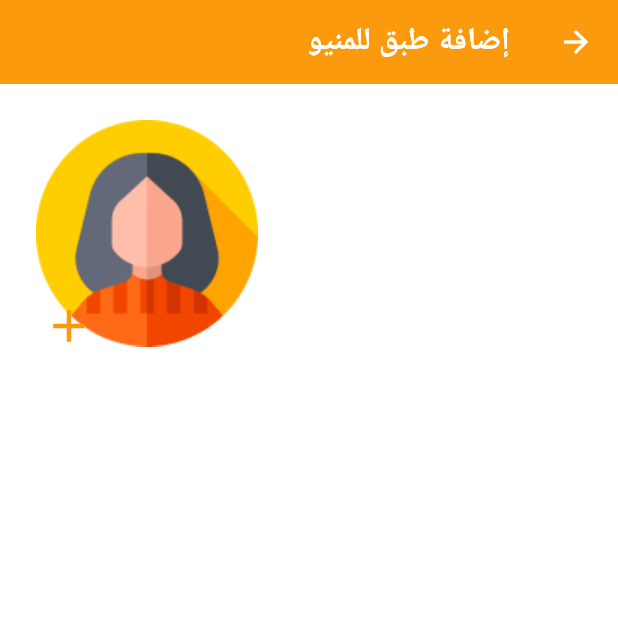
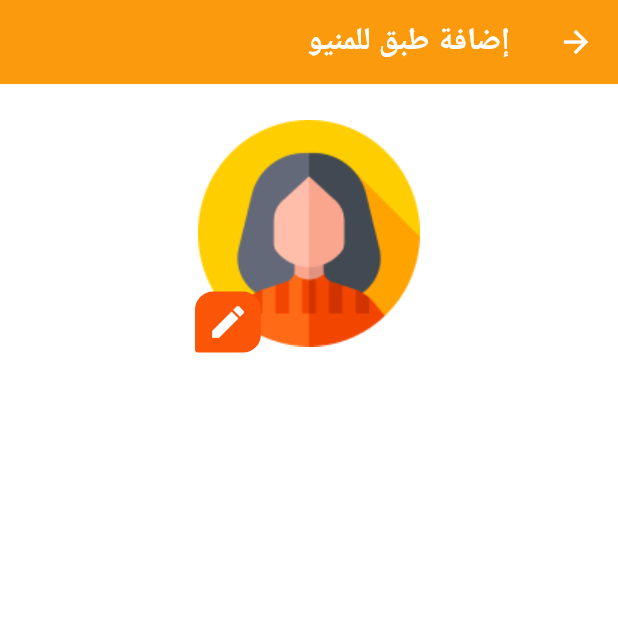
Before and after one commit to Ibrahimfathi96/Chef-Application, a Flutter app: the AddMealScreen screen opened by its route, on a phone screen of 412 x 824 dp, the top half of it. Run offline on Flutter 3.47's test engine with Material 2 defaults, Android fonts, the phone set to English and light mode, and no system bars; our stand-ins replace cached_network_image, dartz, dio, flutter_bloc, flutter_screenutil, flutter_spinkit and 7 more; accounts and stored records are empty; project files that could hold a hidden picture were left out.

Commit message:
[FEATURE] Add meal Screen & Image Pick

```diff
--- a/lib/features/menu/presentation/screens/add_meal_screen.dart
+++ b/lib/features/menu/presentation/screens/add_meal_screen.dart
@@ -2,9 +2,12 @@ import 'package:chef_app/core/locale/app_locale.dart';
 import 'package:chef_app/core/utils/app_assets.dart';
 import 'package:chef_app/core/utils/app_colors.dart';
 import 'package:chef_app/core/utils/app_strings.dart';
+import 'package:chef_app/core/utils/commons.dart';
 import 'package:chef_app/core/widgets/custom_image.dart';
 import 'package:chef_app/features/menu/presentation/components/image_picker_dialog.dart';
 import 'package:flutter/material.dart';
+import 'package:flutter_screenutil/flutter_screenutil.dart';
+import 'package:image_picker/image_picker.dart';
 
 class AddMealScreen extends StatelessWidget {
   const AddMealScreen({super.key});
@@ -21,10 +24,12 @@ class AddMealScreen extends StatelessWidget {
       body: SingleChildScrollView(
         child: Padding(
           padding: const EdgeInsets.all(24.0),
+          child: Center(
             child: Column(
               children: [
                 //add photo of meal
                 Stack(
+                  clipBehavior: Clip.none,
                   children: [
                     //image
                     const CustomImage(
@@ -32,20 +37,43 @@ class AddMealScreen extends StatelessWidget {
                     ),
                     //add icon button
                     Positioned.directional(
-                    bottom: -8,
-                    end: -4,
+                      bottom: -4,
+                      end: -2,
                       textDirection: Directionality.of(context),
-                    child: IconButton(
-                      onPressed: () {
+                      child: InkWell(
+                        onTap: () {
                           showDialog(
                             context: context,
-                          builder: (context) => const ImagePickerDialog(),
+                            builder: (context) => ImagePickerDialog(
+                              onCameraTap: () {
+                                Navigator.pop(context);
+                                pickImage(ImageSource.camera);
+                              },
+                              onGalleryTap: () {
+                                Navigator.pop(context);
+                                pickImage(ImageSource.gallery);
+                              },
+                            ),
                           );
                         },
-                      icon: const Icon(
-                        Icons.add,
-                        size: 36,
-                        color: AppColors.primaryColor,
+                        child: Container(
+                          width: 40.w,
+                          height: 40.h,
+                          alignment: Alignment.center,
+                          decoration: const BoxDecoration(
+                            color: Color(0xffFB5607),
+                            borderRadius: BorderRadius.only(
+                              bottomLeft: Radius.circular(2),
+                              bottomRight: Radius.circular(12),
+                              topLeft: Radius.circular(12),
+                              topRight: Radius.circular(12),
+                            ),
+                          ),
+                          child: const Icon(
+                            Icons.edit,
+                            size: 28,
+                            color: Colors.white,
+                          ),
                         ),
                       ),
                     ),
@@ -61,6 +89,7 @@ class AddMealScreen extends StatelessWidget {
             ),
           ),
         ),
+      ),
     );
   }
 }
--- a/pubspec.yaml
+++ b/pubspec.yaml
@@ -24,6 +24,7 @@ dependencies:
   get_it: ^7.6.2
   google_fonts: ^5.1.0
   google_nav_bar: ^5.0.6
+  image_picker: ^1.0.4
   shared_preferences: ^2.2.1
   shimmer: ^3.0.0
 
```
Also changed, not shown: lib/core/utils/commons.dart (+10 -0 lines), lib/features/menu/presentation/components/image_picker_dialog.dart (+6 -2 lines), pubspec.lock, 5 other files. Lines whose indentation alone changed are shown as unchanged.
